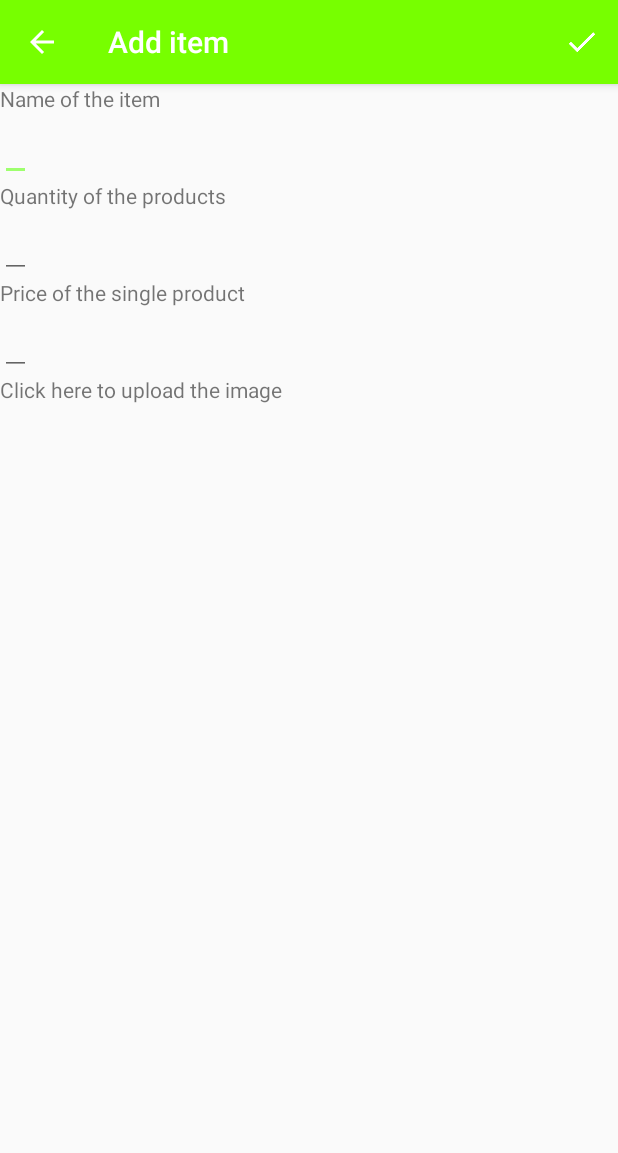
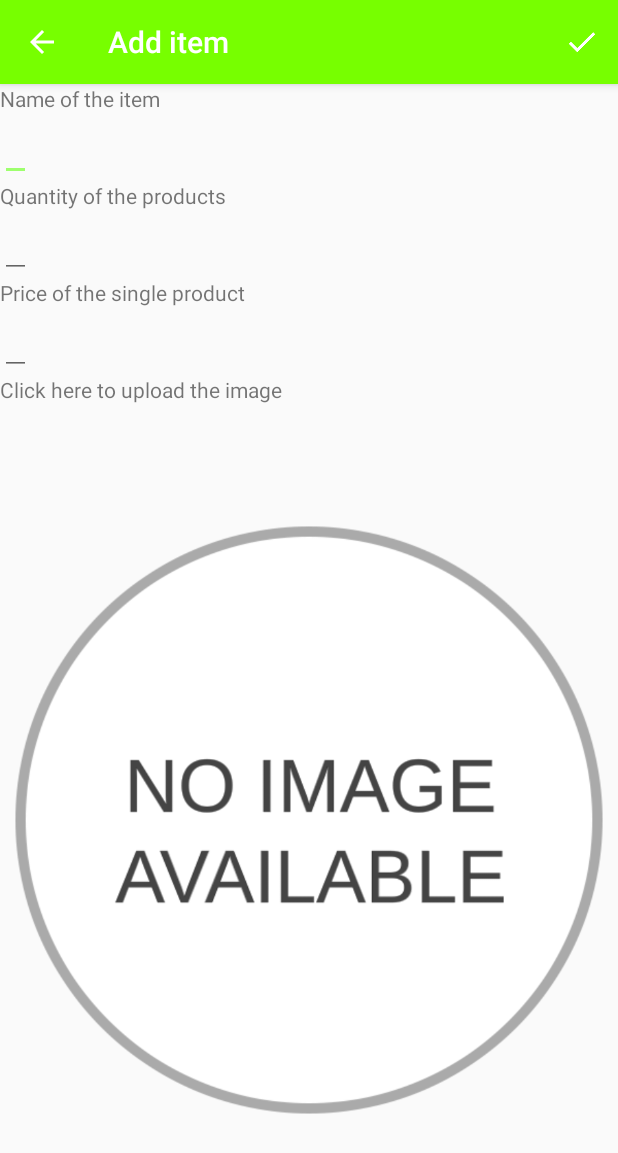
Before and after one commit to jawoznia/InventoryApp, an Android app: the screen it shows after launch (EditorActivity), after a tap on an icon or button, on a phone screen of 412 x 824 dp. Shown: the top 1153 px of the screen. Run offline under Robolectric (Android 15) with nearby library versions, the phone set to English and light mode, and no system bars.

Commit message:
App don't crush now.
And works better than ever

Added buy button. App also goes to EditorActivity when listItem clicked.

User can now search gallery for his image.

```diff
--- a/app/src/main/java/com/example/android/inventoryapp/EditorActivity.java
+++ b/app/src/main/java/com/example/android/inventoryapp/EditorActivity.java
@@ -1,5 +1,6 @@
 package com.example.android.inventoryapp;
 
+import android.app.Activity;
 import android.app.LoaderManager;
 import android.content.ContentValues;
 import android.content.CursorLoader;
@@ -9,18 +10,22 @@ import android.content.Loader;
 import android.database.Cursor;
 import android.net.Uri;
 import android.os.Bundle;
+import android.os.Environment;
 import android.support.v4.app.NavUtils;
 import android.support.v7.app.AlertDialog;
 import android.support.v7.app.AppCompatActivity;
+import android.util.Log;
 import android.view.Menu;
 import android.view.MenuItem;
 import android.view.MotionEvent;
 import android.view.View;
 import android.widget.EditText;
-import android.widget.TextView;
+import android.widget.ImageView;
 import android.widget.Toast;
 
 import com.example.android.inventoryapp.data.ItemContract.ItemEntry;
+
+import java.io.File;
 
 /**
  * Created by Jam on 25.07.2017.
@@ -29,6 +34,7 @@ import com.example.android.inventoryapp.data.ItemContract.ItemEntry;
 public class EditorActivity extends AppCompatActivity implements LoaderManager.LoaderCallbacks<Cursor> {
 
 
+    public static final String LOG_TAG = EditorActivity.class.getSimpleName();
     /**
      * EditText field to enter the items's name
      */
@@ -44,16 +50,23 @@ public class EditorActivity extends AppCompatActivity implements LoaderManager.L
      */
     private EditText mPriceEditText;
 
-    /**
-     * TextView field to enter the item's image
-     */
-    private TextView mImageTextView;
+    private ImageView mAddImage;
 
     private Uri mCurrentItemUri;
 
     private static final int EXISTING_ITEM_LOADER = 0;
 
+    private static final int PICTURE_GALLERY_REQUEST = 5;
+
+    /**
+     * Identifier for the record album image URI loader
+     */
+    private static final String STATE_IMAGE_URI = "STATE_IMAGE_URI";
+
+
     private boolean mItemHasChanged = false;
+
+    private Uri pictureUri;
 
     @Override
     protected void onCreate(Bundle savedInstanceState) {
@@ -73,10 +86,40 @@ public class EditorActivity extends AppCompatActivity implements LoaderManager.L
         mNameEditText = (EditText) findViewById(R.id.edit_item_name);
         mQuantityEditText = (EditText) findViewById(R.id.edit_item_quantity);
         mPriceEditText = (EditText) findViewById(R.id.edit_item_price);
+        mAddImage = (ImageView) findViewById(R.id.edit_item_image_upload_iv);
 
         mNameEditText.setOnTouchListener(mTouchListener);
         mQuantityEditText.setOnTouchListener(mTouchListener);
         mPriceEditText.setOnTouchListener(mTouchListener);
+        mAddImage.setOnTouchListener(mTouchListener);
+
+        mAddImage.setOnClickListener(new View.OnClickListener() {
+            @Override
+            public void onClick(View v) {
+                Intent openPictureGallery = new Intent(Intent.ACTION_OPEN_DOCUMENT);
+
+                File pictureDirectory = Environment.getExternalStoragePublicDirectory(Environment.DIRECTORY_PICTURES);
+
+                String pictureDirectoryPath = pictureDirectory.getPath();
+
+                Uri data = Uri.parse(pictureDirectoryPath);
+
+                openPictureGallery.setDataAndType(data, "image/*");
+
+                startActivityForResult(openPictureGallery, PICTURE_GALLERY_REQUEST);
+            }
+        });
+    }
+
+    @Override
+    public void onActivityResult(int requestCode, int resultCode, Intent resultData) {
+        // checking if the request code and result code match our request
+        if (requestCode == PICTURE_GALLERY_REQUEST && resultCode == Activity.RESULT_OK) {
+            if (resultData != null) {
+                pictureUri = resultData.getData();
+                Log.v(LOG_TAG, "działa? = " + pictureUri.toString());
+            }
+        }
     }
 
     private void showDeleteConfirmationDialog() {
@@ -192,6 +235,7 @@ public class EditorActivity extends AppCompatActivity implements LoaderManager.L
     }
 
     private void savePet() {
+        if (pictureUri != null) {
             String nameString = mNameEditText.getText().toString().trim();
             String quantityString = mQuantityEditText.getText().toString().trim();
             String priceString = mPriceEditText.getText().toString().trim();
@@ -221,7 +265,7 @@ public class EditorActivity extends AppCompatActivity implements LoaderManager.L
                     Toast.makeText(this, getString(R.string.editor_update_item_successful), Toast.LENGTH_SHORT);
                 }
             }
-
+        }
     }
 
     @Override
--- a/app/src/main/java/com/example/android/inventoryapp/MainActivity.java
+++ b/app/src/main/java/com/example/android/inventoryapp/MainActivity.java
@@ -140,7 +140,7 @@ public class MainActivity extends AppCompatActivity implements LoaderManager.Loa
         Uri imageUri = Uri.parse(ContentResolver.SCHEME_ANDROID_RESOURCE +
                 "://" + getResources().getResourcePackageName(imageId)
                 + '/' + getResources().getResourceTypeName(imageId) + '/' + getResources().getResourceEntryName(imageId));
-
+        Log.v("MainActivity", imageUri.toString());
         values.put(ItemEntry.COLUMN_ITEM_IMAGE, imageUri.toString());
 
         // Use the {@link ItemEntry#CONTENT_URI} to indicate that we want to insert
--- a/app/src/main/res/layout/activity_editor.xml
+++ b/app/src/main/res/layout/activity_editor.xml
@@ -37,9 +37,14 @@
 
     <!-- image upload -->
     <TextView
-        android:id="@+id/edit_item_image_upload"
+        android:id="@+id/edit_item_image_upload_tv"
         android:layout_width="wrap_content"
         android:layout_height="wrap_content"
         android:text="Click here to upload the image"/>
+    <ImageView
+        android:id="@+id/edit_item_image_upload_iv"
+        android:layout_width="wrap_content"
+        android:layout_height="wrap_content"
+        android:src="@drawable/no_image"/>
 
 </LinearLayout>
```
Also changed, not shown: app/src/main/res/drawable/no_image.png (added). Lines whose indentation alone changed are shown as unchanged.
